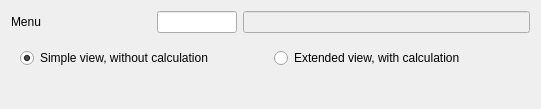
Qt form Reports/cr5dishpriceselfcostfilter.ui (End1-1/Cafe5) before a commit.
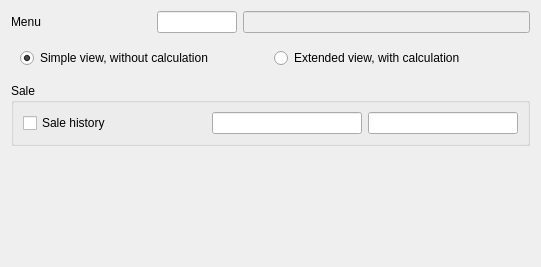
The same form after that commit. Custom widgets are drawn as their Qt base class.

What changed in the file:
```diff
--- a/Reports/cr5dishpriceselfcostfilter.ui
+++ b/Reports/cr5dishpriceselfcostfilter.ui
@@ -7,24 +7,24 @@
     <x>0</x>
     <y>0</y>
     <width>541</width>
-    <height>109</height>
+    <height>267</height>
    </rect>
   </property>
   <property name="windowTitle">
    <string>Form</string>
   </property>
   <layout class="QGridLayout" name="gridLayout">
-   <item row="0" column="0">
-    <widget class="QLabel" name="label">
+   <item row="0" column="2" colspan="2">
+    <widget class="C5LineEditWithSelector" name="leMenuName">
+     <property name="enabled">
+      <bool>false</bool>
+     </property>
      <property name="sizePolicy">
-      <sizepolicy hsizetype="Minimum" vsizetype="Preferred">
+      <sizepolicy hsizetype="Expanding" vsizetype="Fixed">
        <horstretch>0</horstretch>
        <verstretch>0</verstretch>
       </sizepolicy>
      </property>
-     <property name="text">
-      <string>Menu</string>
-     </property>
     </widget>
    </item>
    <item row="0" column="1">
@@ -40,32 +40,6 @@
      </property>
     </widget>
    </item>
-   <item row="0" column="2" colspan="2">
-    <widget class="C5LineEditWithSelector" name="leMenuName">
-     <property name="enabled">
-      <bool>false</bool>
-     </property>
-     <property name="sizePolicy">
-      <sizepolicy hsizetype="Expanding" vsizetype="Fixed">
-       <horstretch>0</horstretch>
-       <verstretch>0</verstretch>
-      </sizepolicy>
-     </property>
-    </widget>
-   </item>
-   <item row="2" column="3">
-    <spacer name="verticalSpacer">
-     <property name="orientation">
-      <enum>Qt::Vertical</enum>
-     </property>
-     <property name="sizeHint" stdset="0">
-      <size>
-       <width>20</width>
-       <height>40</height>
-      </size>
-     </property>
-    </spacer>
-   </item>
    <item row="1" column="0" colspan="4">
     <widget class="QWidget" name="widget" native="true">
      <layout class="QHBoxLayout" name="horizontalLayout">
@@ -89,6 +63,80 @@
      </layout>
     </widget>
    </item>
+   <item row="0" column="0">
+    <widget class="QLabel" name="label">
+     <property name="sizePolicy">
+      <sizepolicy hsizetype="Minimum" vsizetype="Preferred">
+       <horstretch>0</horstretch>
+       <verstretch>0</verstretch>
+      </sizepolicy>
+     </property>
+     <property name="text">
+      <string>Menu</string>
+     </property>
+    </widget>
+   </item>
+   <item row="3" column="2">
+    <spacer name="verticalSpacer">
+     <property name="orientation">
+      <enum>Qt::Vertical</enum>
+     </property>
+     <property name="sizeHint" stdset="0">
+      <size>
+       <width>20</width>
+       <height>40</height>
+      </size>
+     </property>
+    </spacer>
+   </item>
+   <item row="2" column="0" colspan="4">
+    <widget class="QGroupBox" name="groupBox">
+     <property name="title">
+      <string>Sale</string>
+     </property>
+     <layout class="QHBoxLayout" name="horizontalLayout_2">
+      <item>
+       <widget class="QCheckBox" name="chSaleDate">
+        <property name="text">
+         <string>Sale history</string>
+        </property>
+       </widget>
+      </item>
+      <item>
+       <widget class="C5DateEdit" name="de1">
+        <property name="minimumSize">
+         <size>
+          <width>150</width>
+          <height>0</height>
+         </size>
+        </property>
+        <property name="maximumSize">
+         <size>
+          <width>150</width>
+          <height>16777215</height>
+         </size>
+        </property>
+       </widget>
+      </item>
+      <item>
+       <widget class="C5DateEdit" name="de2">
+        <property name="minimumSize">
+         <size>
+          <width>150</width>
+          <height>0</height>
+         </size>
+        </property>
+        <property name="maximumSize">
+         <size>
+          <width>150</width>
+          <height>16777215</height>
+         </size>
+        </property>
+       </widget>
+      </item>
+     </layout>
+    </widget>
+   </item>
   </layout>
  </widget>
  <customwidgets>
@@ -97,6 +145,11 @@
    <extends>QLineEdit</extends>
    <header location="global">c5lineeditwithselector.h</header>
   </customwidget>
+  <customwidget>
+   <class>C5DateEdit</class>
+   <extends>QLineEdit</extends>
+   <header location="global">c5dateedit.h</header>
+  </customwidget>
  </customwidgets>
  <resources/>
  <connections/>
```
